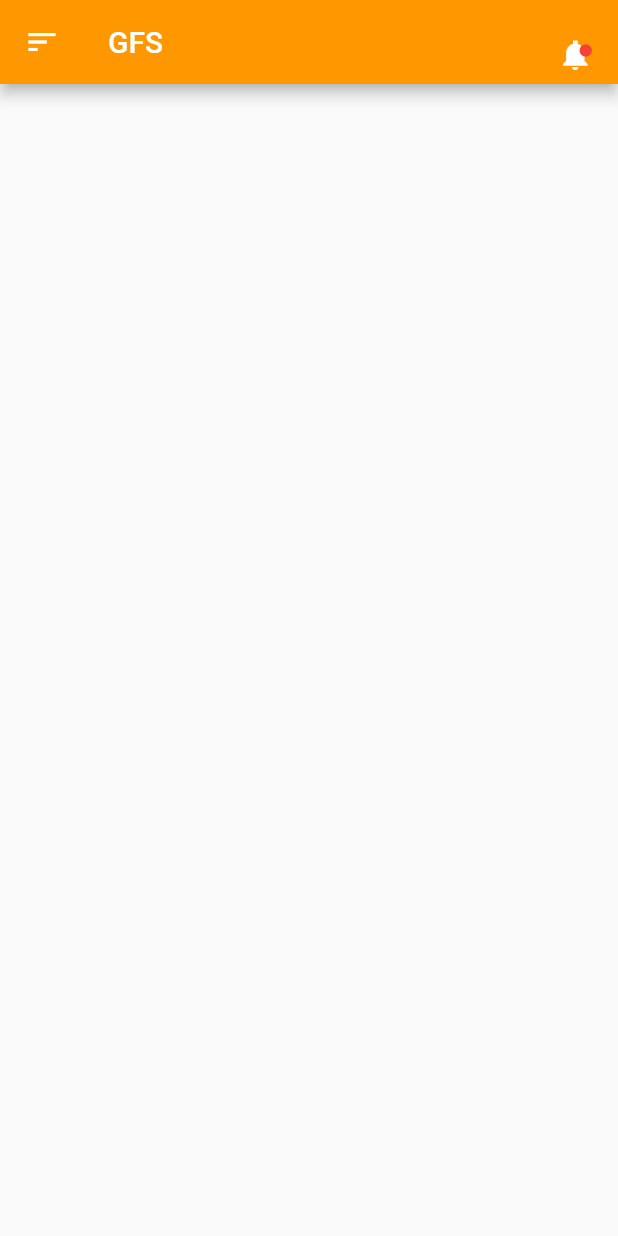
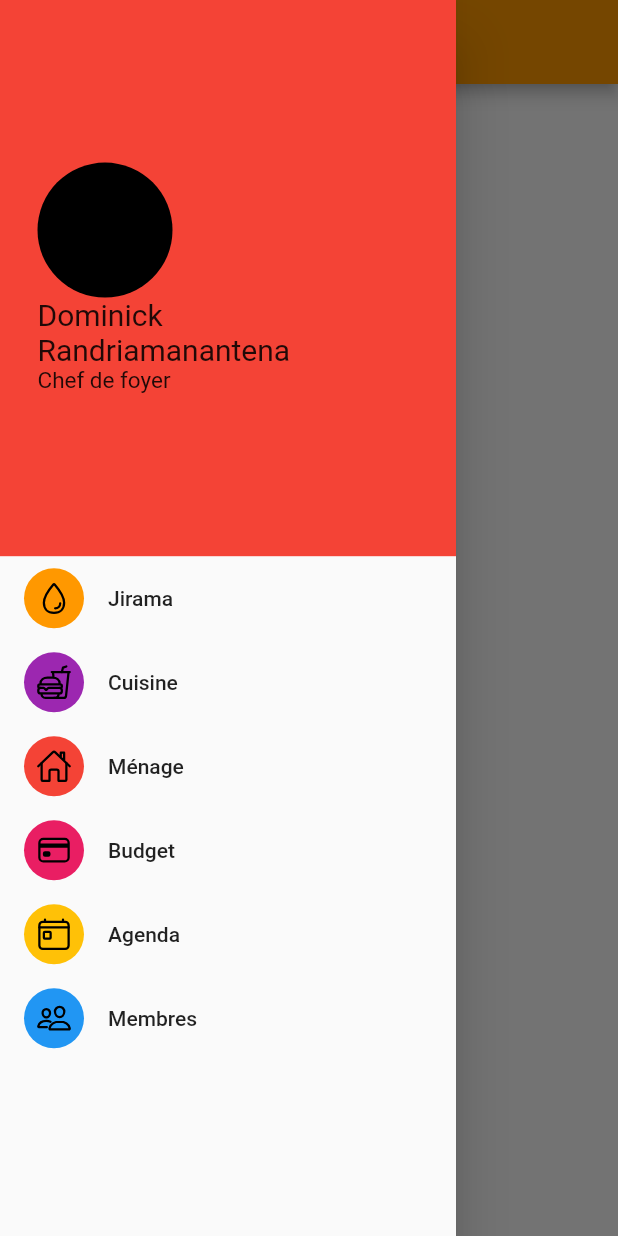
Before and after one commit to iTeam-S/GFS, a Flutter app: the screen it shows after launch, with the side drawer open (before the commit the screen has no drawer), on a phone screen of 412 x 824 dp. Run offline on Flutter 3.47's test engine with Material 2 defaults, Android fonts, the phone set to English and light mode, and no system bars; our stand-ins replace get, ionicons.

Commit message:
change drawer

```diff
--- a/lib/main.dart
+++ b/lib/main.dart
@@ -20,10 +20,10 @@ class MyApp extends StatelessWidget {
       ),
       initialRoute: '/',
       routes: {
-        '/': (context) => HomeScreen(),
+        '/': (context) => Screen(),
         '/jirama': (context) => Jirama(),
         '/agenda': (context) => CalendarPage(),
-        '/membre': (context) => MembreList()
+        '/membre': (context) => MembreList(),
       },
     );
   }
--- a/lib/views/home.dart
+++ b/lib/views/home.dart
@@ -1,177 +1,16 @@
-import 'package:fancy_drawer/fancy_drawer.dart';
 import 'package:flutter/material.dart';
-import 'package:get/route_manager.dart';
+import 'package:gfs/views/widgets/drawer.dart';
 
-class HomeScreen extends StatefulWidget {
-  HomeScreen({Key? key}) : super(key: key);
-
-  @override
-  _HomeScreenState createState() => _HomeScreenState();
-}
-
-class _HomeScreenState extends State<HomeScreen>
-    with SingleTickerProviderStateMixin {
-  late FancyDrawerController _controller;
-
-  @override
-  void initState() {
-    super.initState();
-    _controller = FancyDrawerController(
-        vsync: this, duration: Duration(milliseconds: 250))
-      ..addListener(() {
-        setState(() {});
-      });
-  }
-
-  @override
-  void dispose() {
-    _controller.dispose();
-    super.dispose();
-  }
-
-  @override
-  Widget build(BuildContext context) {
-    return Material(
-      child: FancyDrawerWrapper(
-        backgroundColor: Color(0xfff25272a),
-        controller: _controller,
-        drawerItems: <Widget>[
-          ListTile(
-            leading: Icon(
-              Icons.fastfood,
-              color: Colors.orange,
-            ),
-            title: Text(
-              "Cuisine",
-              style: TextStyle(color: Colors.orange, fontSize: 20),
-            ),
-            onTap: () {},
-          ),
-          Divider(
-            height: 1,
-          ),
-          ListTile(
-            leading: Icon(
-              Icons.chair,
-              color: Colors.orange,
-            ),
-            title: Text(
-              "Ménage",
-              style: TextStyle(color: Colors.orange, fontSize: 20),
-            ),
-            onTap: () {},
-          ),
-          Divider(
-            height: 1,
-          ),
-          ListTile(
-            leading: Icon(
-              Icons.tungsten,
-              color: Colors.orange,
-            ),
-            title: Text(
-              "JIRAMA",
-              style: TextStyle(color: Colors.orange, fontSize: 20),
-            ),
-            onTap: () {
-              Get.toNamed('/jirama');
-            },
-          ),
-          Divider(
-            height: 1,
-          ),
-          ListTile(
-            leading: Icon(
-              Icons.savings,
-              color: Colors.orange,
-            ),
-            title: Text(
-              "Budget",
-              style: TextStyle(color: Colors.orange, fontSize: 20),
-            ),
-            onTap: () {},
-          ),
-          Divider(
-            height: 1,
-          ),
-          ListTile(
-              leading: Icon(
-                Icons.date_range,
-                color: Colors.orange,
-              ),
-              title: Text(
-                "Agenda",
-                style: TextStyle(color: Colors.orange, fontSize: 20),
-              ),
-              onTap: () {
-                Get.toNamed('/agenda');
-              }),
-          ListTile(
-            leading: Icon(
-              Icons.groups,
-              color: Colors.orange,
-            ),
-            title: Text(
-              "Membres",
-              style: TextStyle(color: Colors.orange, fontSize: 20),
-            ),
-            onTap: () {
-              Get.toNamed('/membre');
-            },
-          ),
-          Divider(
-            height: 1,
-          ),
-        ],
-        child: Scaffold(
-            appBar: AppBar(
-              elevation: 4.0,
-              title: Text(
-                "GFS",
-                style: TextStyle(color: Colors.white),
-              ),
-              backgroundColor: Colors.orange,
-              leading: IconButton(
-                icon: Icon(
-                  Icons.sort,
-                  color: Colors.white,
-                ),
-                onPressed: () {
-                  _controller.toggle();
-                },
-              ),
-              actions: [
-                Stack(children: [
-                  Container(
-                    margin: EdgeInsets.only(
-                        top: MediaQuery.of(context).size.height * 0.03,
-                        right: MediaQuery.of(context).size.height * 0.02),
-                    child: Icon(
-                      Icons.notifications_sharp,
-                      color: Colors.white,
-                    ),
-                  ),
-                  Positioned(
-                    top: MediaQuery.of(context).size.height * 0.035,
-                    right: MediaQuery.of(context).size.height * 0.02,
-                    child:
-                        Icon(Icons.brightness_1, size: 10, color: Colors.red),
-                  )
-                ]),
-              ],
-            ),
-            body: Screen()),
-      ),
-    );
-  }
-}
+AppDrawer drawer = AppDrawer();
 
 class Screen extends StatelessWidget {
   const Screen({Key? key}) : super(key: key);
 
   @override
   Widget build(BuildContext context) {
-    return Container(
-        child: SingleChildScrollView(child: Column(children: <Widget>[])));
+    return Scaffold(
+        drawer: drawer,
+        appBar: AppBar(),
+        body: SingleChildScrollView(child: Column(children: <Widget>[])));
   }
 }
--- /dev/null
+++ b/lib/views/widgets/drawer.dart
@@ -0,0 +1,115 @@
+import 'package:flutter/material.dart';
+import 'package:get/get.dart';
+import 'package:ionicons/ionicons.dart';
+
+class AppDrawer extends StatelessWidget {
+  @override
+  Widget build(BuildContext context) {
+    return Drawer(
+      child: Container(
+        child: SingleChildScrollView(
+          child: Column(
+            children: [
+              Container(
+                padding: EdgeInsets.all(25),
+                color: Colors.red,
+                height: Get.height * .45,
+                width: Get.width,
+                child: Column(
+                  mainAxisAlignment: MainAxisAlignment.center,
+                  crossAxisAlignment: CrossAxisAlignment.start,
+                  children: [
+                    CircleAvatar(
+                      backgroundColor: Colors.black,
+                      radius: 45,
+                    ),
+                    Text(
+                      "Dominick Randriamanantena",
+                      style: TextStyle(fontSize: 20),
+                    ),
+                    Text(
+                      "Chef de foyer",
+                      style: TextStyle(fontSize: 15),
+                    )
+                  ],
+                ),
+              ),
+              Container(
+                child: Column(
+                  children: [
+                    ListTile(
+                      onTap: () {},
+                      title: Text("Jirama"),
+                      leading: CircleAvatar(
+                        backgroundColor: Colors.orange,
+                        child: Icon(
+                          Ionicons.water_outline,
+                          color: Colors.black,
+                        ),
+                      ),
+                    ),
+                    ListTile(
+                      onTap: () {},
+                      title: Text("Cuisine"),
+                      leading: CircleAvatar(
+                        backgroundColor: Colors.purple,
+                        child: Icon(
+                          Ionicons.fast_food_outline,
+                          color: Colors.black,
+                        ),
+                      ),
+                    ),
+                    ListTile(
+                      onTap: () {},
+                      title: Text("Ménage"),
+                      leading: CircleAvatar(
+                        backgroundColor: Colors.red,
+                        child: Icon(
+                          Ionicons.home_outline,
+                          color: Colors.black,
+                        ),
+                      ),
+                    ),
+                    ListTile(
+                      onTap: () {},
+                      title: Text("Budget"),
+                      leading: CircleAvatar(
+                        backgroundColor: Colors.pink,
+                        child: Icon(
+                          Ionicons.card_outline,
+                          color: Colors.black,
+                        ),
+                      ),
+                    ),
+                    ListTile(
+                      onTap: () {},
+                      title: Text("Agenda"),
+                      leading: CircleAvatar(
+                        backgroundColor: Colors.amber,
+                        child: Icon(
+                          Ionicons.today_outline,
+                          color: Colors.black,
+                        ),
+                      ),
+                    ),
+                    ListTile(
+                      onTap: () {},
+                      title: Text("Membres"),
+                      leading: CircleAvatar(
+                        backgroundColor: Colors.blue,
+                        child: Icon(
+                          Ionicons.people_outline,
+                          color: Colors.black,
+                        ),
+                      ),
+                    ),
+                  ],
+                ),
+              )
+            ],
+          ),
+        ),
+      ),
+    );
+  }
+}
--- a/pubspec.yaml
+++ b/pubspec.yaml
@@ -30,11 +30,11 @@ dependencies:
   # The following adds the Cupertino Icons font to your application.
   # Use with the CupertinoIcons class for iOS style icons.
   cupertino_icons: ^1.0.2
-  fancy_drawer: ^2.0.0
   table_calendar: ^3.0.2
   percent_indicator: ^3.4.0
   flutter_svg: ^0.23.0+1
   get: ^4.6.1
+  ionicons: ^0.1.2
 
 dev_dependencies:
   flutter_test:
```
Also changed, not shown: pubspec.lock.
